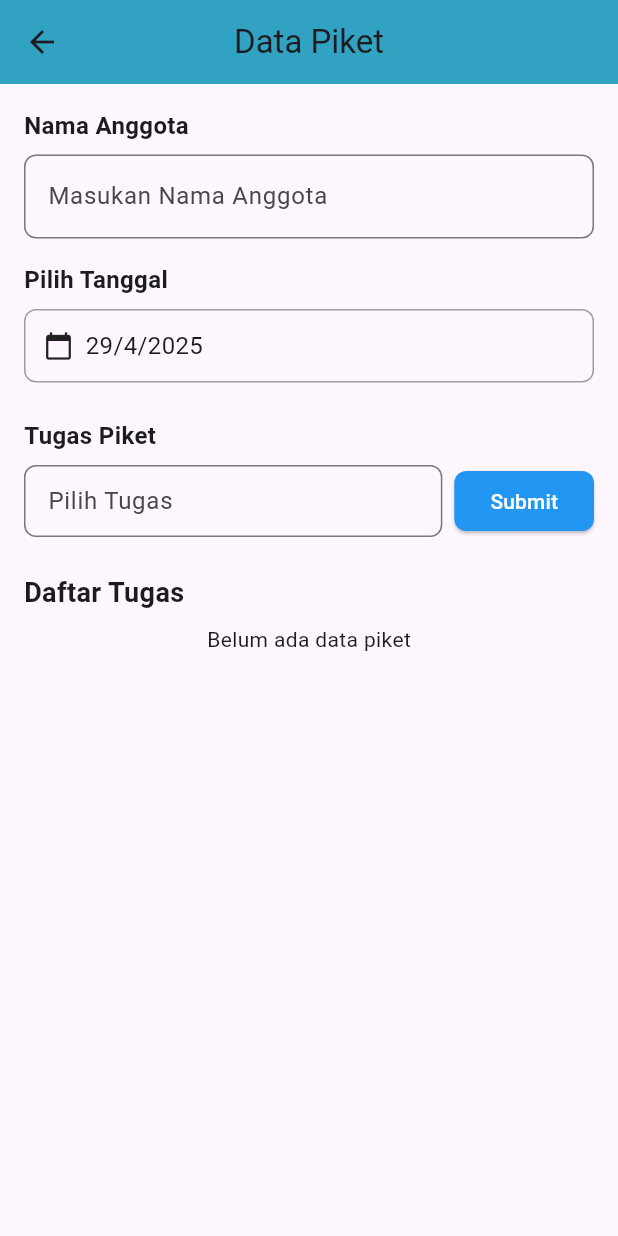
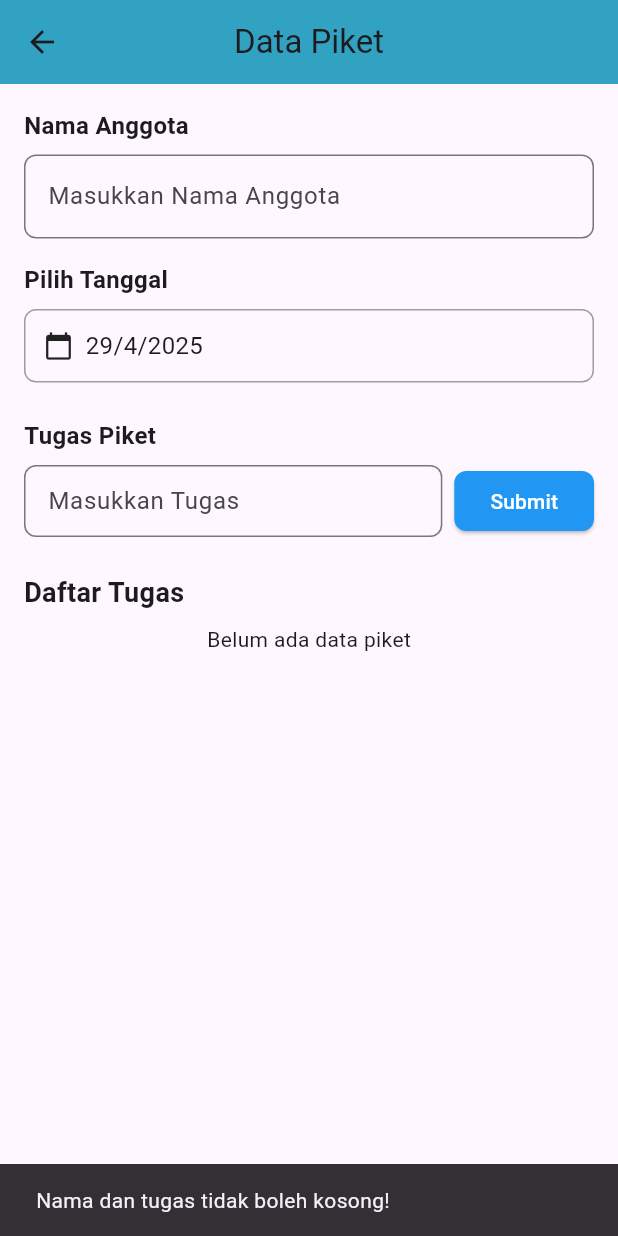
Before and after one commit to khaiqalsatrio/20220140115_UCP1_Flutter, a Flutter app: the PiketPage screen opened by its route, after a tap on "Submit", on a phone screen of 412 x 824 dp. Run offline on Flutter 3.47's test engine with Material 3 defaults, Android fonts, the light colour scheme and no system bars.

Commit message:
perbaikikan detail page, pelanggan page, dan piket page

```diff
--- a/lib/presentation/detail_page_pelanggan.dart
+++ b/lib/presentation/detail_page_pelanggan.dart
@@ -1,7 +1,7 @@
 import 'package:flutter/material.dart';
 import 'package:flutter_ucp1_115/presentation/home_page.dart';
 
-class DetailPiketPage extends StatelessWidget {
+class DetailPelangganPage extends StatelessWidget {
   final String nama;
   final String email;
   final String noHp;
@@ -9,7 +9,7 @@ class DetailPiketPage extends StatelessWidget {
   final String provinsi;
   final String kodepos;
 
-  const DetailPiketPage({
+  const DetailPelangganPage({
     super.key,
     required this.nama,
     required this.email,
--- a/lib/presentation/piket_page.dart
+++ b/lib/presentation/piket_page.dart
@@ -1,4 +1,5 @@
 import 'package:flutter/material.dart';
+import 'package:flutter_ucp1_115/presentation/detail_piket_page.dart';
 
 class PiketPage extends StatefulWidget {
   const PiketPage({super.key});
@@ -10,10 +11,12 @@ class PiketPage extends StatefulWidget {
 class _PiketPageState extends State<PiketPage> {
   final TextEditingController namaController = TextEditingController();
   final TextEditingController tugasController = TextEditingController();
-  DateTime selectedDate = DateTime.now();
+  final TextEditingController tanggalController = TextEditingController();
   List<Map<String, String>> piketList = [];
 
-  Future<void> _selectedDate(BuildContext context) async {
+  DateTime selectedDate = DateTime.now(); // ✅ Ditambahkan deklarasi tanggal
+
+  Future<void> _selectDate(BuildContext context) async {
     final DateTime? picked = await showDatePicker(
       context: context,
       initialDate: selectedDate,
@@ -23,8 +26,17 @@ class _PiketPageState extends State<PiketPage> {
     if (picked != null && picked != selectedDate) {
       setState(() {
         selectedDate = picked;
+        tanggalController.text =
+            '${picked.day}/${picked.month}/${picked.year}'; // ✅ Otomatis isi tanggal
       });
     }
+  }
+
+  @override
+  void initState() {
+    super.initState();
+    tanggalController.text =
+        '${selectedDate.day}/${selectedDate.month}/${selectedDate.year}'; // ✅ Set awal
   }
 
   @override
@@ -48,7 +60,7 @@ class _PiketPageState extends State<PiketPage> {
             TextFormField(
               controller: namaController,
               decoration: InputDecoration(
-                hintText: 'Masukan Nama Anggota',
+                hintText: 'Masukkan Nama Anggota',
                 border: OutlineInputBorder(
                   borderRadius: BorderRadius.circular(8),
                 ),
@@ -61,7 +73,7 @@ class _PiketPageState extends State<PiketPage> {
             ),
             const SizedBox(height: 8),
             InkWell(
-              onTap: () => _selectedDate(context),
+              onTap: () => _selectDate(context),
               child: Container(
                 padding: const EdgeInsets.all(12),
                 decoration: BoxDecoration(
@@ -73,7 +85,7 @@ class _PiketPageState extends State<PiketPage> {
                     const Icon(Icons.calendar_today, size: 20),
                     const SizedBox(width: 8),
                     Text(
-                      '${selectedDate.day}/${selectedDate.month}/${selectedDate.year}',
+                      tanggalController.text,
                       style: const TextStyle(fontSize: 16),
                     ),
                   ],
@@ -92,7 +104,7 @@ class _PiketPageState extends State<PiketPage> {
                   child: TextFormField(
                     controller: tugasController,
                     decoration: InputDecoration(
-                      hintText: 'Pilih Tugas',
+                      hintText: 'Masukkan Tugas',
                       border: OutlineInputBorder(
                         borderRadius: BorderRadius.circular(8),
                       ),
@@ -105,16 +117,22 @@ class _PiketPageState extends State<PiketPage> {
                 const SizedBox(width: 8),
                 ElevatedButton(
                   onPressed: () {
-                    if (tugasController.text.isNotEmpty) {
+                    if (tugasController.text.isNotEmpty &&
+                        namaController.text.isNotEmpty) {
                       setState(() {
                         piketList.add({
                           'tugas': tugasController.text,
-                          'tanggal':
-                              '${selectedDate.day}/${selectedDate.month}/${selectedDate.year}',
+                          'tanggal': tanggalController.text,
                           'nama': namaController.text,
                         });
                       });
                       tugasController.clear();
+                    } else {
+                      ScaffoldMessenger.of(context).showSnackBar(
+                        const SnackBar(
+                          content: Text("Nama dan tugas tidak boleh kosong!"),
+                        ),
+                      );
                     }
                   },
                   style: ElevatedButton.styleFrom(
@@ -141,10 +159,23 @@ class _PiketPageState extends State<PiketPage> {
                         return Card(
                           margin: const EdgeInsets.only(bottom: 8),
                           child: ListTile(
-                            title: Text(piket['tugas']!),
+                            title: Text(piket['tugas'] ?? ''),
                             subtitle: Text(
-                              '${piket['nama']} - ${piket['tanggal']}',
+                              '${piket['nama'] ?? ''} - ${piket['tanggal'] ?? ''}',
                             ),
+                            onTap: () {
+                              Navigator.push(
+                                context,
+                                MaterialPageRoute(
+                                  builder:
+                                      (context) => DetailPiketPage(
+                                        nama: piket['nama'] ?? '',
+                                        tanggal: piket['tanggal'] ?? '',
+                                        tugas: piket['tugas'] ?? '',
+                                      ),
+                                ),
+                              );
+                            },
                           ),
                         );
                       }).toList(),
```
Also changed, not shown: lib/presentation/pelanggan_page.dart (+4 -4 lines).
